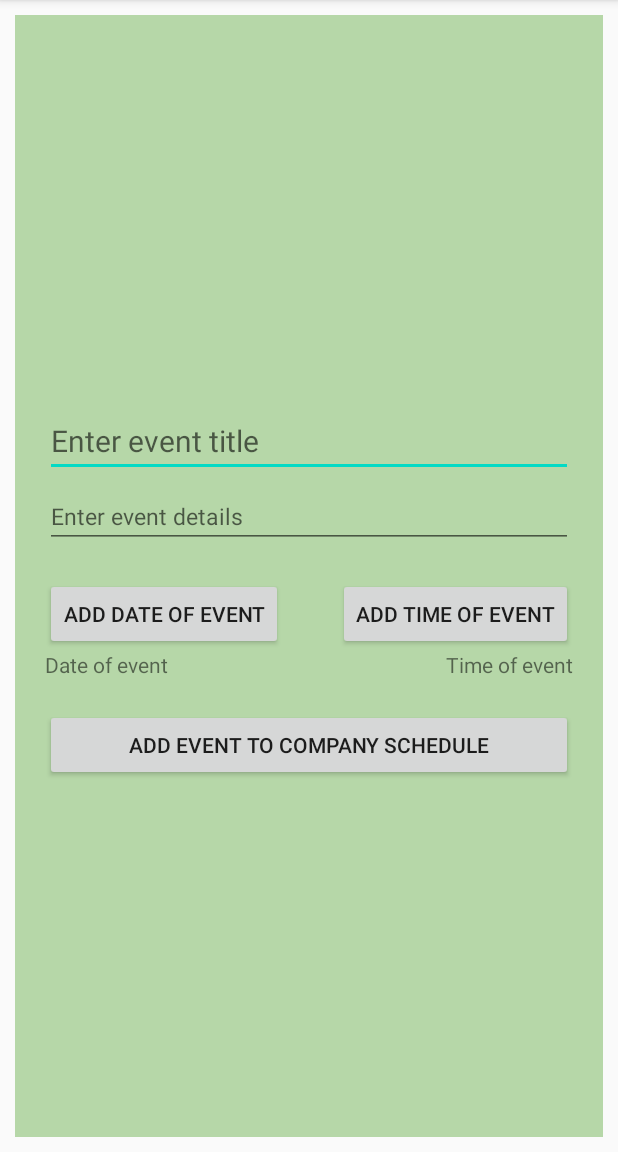
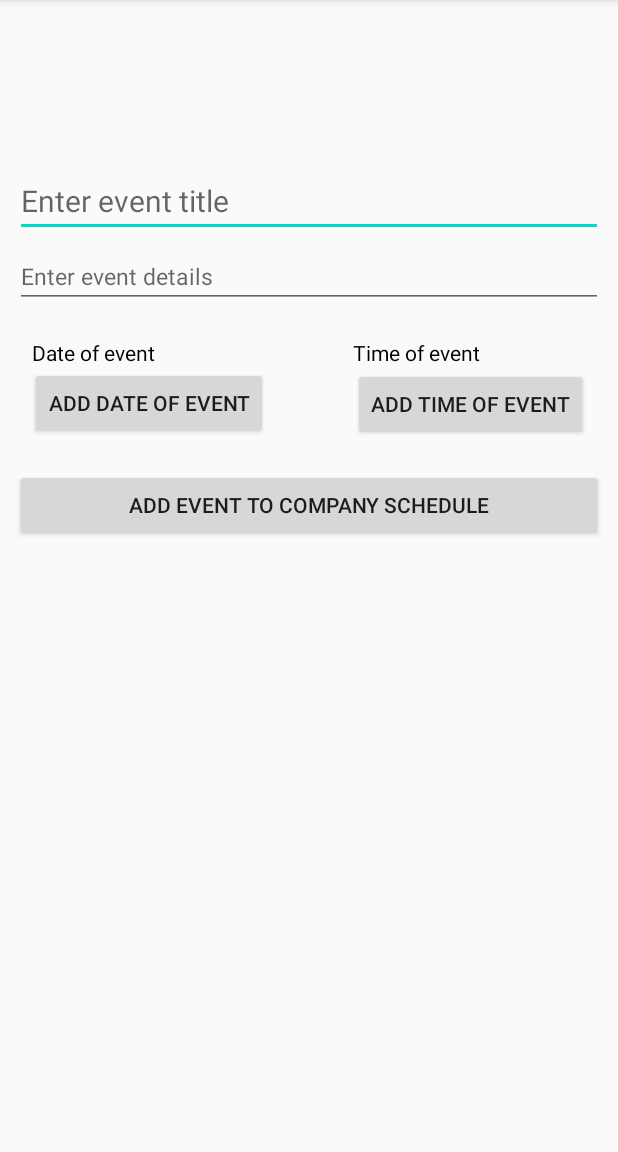
Before and after one commit to Phoshco/CodeExpDeez, an Android app: the AddScheduleEvent screen opened directly, with no data from a screen before it, on a phone screen of 412 x 824 dp, the part 84-1236 px from its top. Run offline under Robolectric (Android 15) with nearby library versions, the phone set to English and light mode, and no system bars.

Commit message:
general ui without styling

```diff
--- a/app/src/main/res/layout/activity_add_announcement.xml
+++ b/app/src/main/res/layout/activity_add_announcement.xml
@@ -15,7 +15,6 @@
         android:layout_width="match_parent"
         android:layout_height="match_parent"
         android:layout_gravity="center"
-        android:background="#b6d7a8"
         android:orientation="vertical"
         android:paddingLeft="20dp"
         android:paddingRight="20dp"
@@ -42,7 +41,7 @@
             android:hint="Enter message here"
             android:textColor="@color/black"
             android:textSize="15sp"
-            android:paddingTop="150dp"/>
+            android:paddingTop="25dp"/>
 
 
         <Button
@@ -50,7 +49,7 @@
             android:layout_height="wrap_content"
             android:id="@+id/addAnnouncement"
             android:text="Add announcement"
-            android:layout_marginTop="50dp"/>
+            android:layout_marginTop="30dp"/>
 
     </LinearLayout>
 
--- a/app/src/main/res/layout/activity_add_schedule_event.xml
+++ b/app/src/main/res/layout/activity_add_schedule_event.xml
@@ -1,5 +1,5 @@
 <?xml version="1.0" encoding="utf-8"?>
-<LinearLayout xmlns:android="http://schemas.android.com/apk/res/android"
+<androidx.constraintlayout.widget.ConstraintLayout xmlns:android="http://schemas.android.com/apk/res/android"
     xmlns:app="http://schemas.android.com/apk/res-auto"
     xmlns:tools="http://schemas.android.com/tools"
     android:layout_width="match_parent"
@@ -11,17 +11,16 @@
     android:paddingBottom="10dp"
     tools:context=".AddScheduleEvent">
 
-    <LinearLayout
+
+
+    <TextView
+        android:id="@+id/space"
         android:layout_width="match_parent"
-        android:layout_height="match_parent"
-        android:layout_gravity="center"
-        android:background="#b6d7a8"
-        android:orientation="vertical"
-        android:paddingLeft="20dp"
-        android:paddingRight="20dp"
-        android:paddingTop="20dp"
-        android:paddingBottom="50dp"
-        >
+        android:layout_height="100dp"
+        app:layout_constraintStart_toStartOf="parent"
+        app:layout_constraintTop_toTopOf="parent"
+
+        />
 
     <EditText
         android:id="@+id/title"
@@ -31,7 +30,8 @@
         android:hint="Enter event title"
         android:textColor="@color/black"
         android:textSize="20sp"
-            android:paddingTop="250dp"/>
+        app:layout_constraintTop_toBottomOf="@+id/space"
+        />
 
     <EditText
         android:id="@+id/details"
@@ -42,67 +42,68 @@
         android:hint="Enter event details"
         android:textColor="@color/black"
         android:textSize="15sp"
-            android:paddingTop="15dp"/>
+        android:paddingTop="15dp"
+        app:layout_constraintTop_toBottomOf="@id/title"
+        />
 
-        <LinearLayout
-            android:layout_width="match_parent"
+    <TextView
+        android:id="@+id/showdate"
+        android:layout_width="wrap_content"
         android:layout_height="wrap_content"
-            android:orientation="horizontal">
+        android:layout_marginTop="20dp"
+        android:text="Date of event"
+        android:textColor="@color/black"
+        android:layout_marginLeft="11dp"
+        app:layout_constraintTop_toBottomOf="@id/details"
+        app:layout_constraintBottom_toTopOf="@id/date"
+        app:layout_constraintStart_toStartOf="parent"
+        />
 
     <Button
+        android:id="@+id/date"
         android:layout_width="wrap_content"
         android:layout_height="wrap_content"
-                android:id="@+id/date"
         android:text="Add date of event"
-
-                android:layout_marginTop="20dp"/>
-
-            <Space
-                android:layout_width="0dp"
-                android:layout_height="0dp"
-                android:layout_weight="1" />
-
-            <Button
-                android:layout_width="wrap_content"
-                android:layout_height="wrap_content"
-                android:id="@+id/time"
-                android:text="Add time of event"
-                android:layout_marginTop="20dp"/>
-
-        </LinearLayout>
-
-        <LinearLayout
-            android:layout_width="match_parent"
-            android:layout_height="wrap_content"
-            android:orientation="horizontal">
+        android:layout_marginLeft="10dp"
+        app:layout_constraintTop_toBottomOf="@id/showdate"
+        app:layout_constraintStart_toStartOf="parent"
+        />
 
     <TextView
         android:layout_width="wrap_content"
         android:layout_height="wrap_content"
-                android:id="@+id/showdate"
-                android:text="Date of event"/>
+        android:layout_marginTop="20dp"
+        android:id="@+id/showtime"
+        android:text="Time of event"
+        android:textColor="@color/black"
+        app:layout_constraintTop_toBottomOf="@id/details"
+        app:layout_constraintBottom_toTopOf="@id/time"
+        app:layout_constraintLeft_toLeftOf="@id/time"
 
-            <Space
-                android:layout_width="0dp"
-                android:layout_height="0dp"
-                android:layout_weight="1" />
+        />
 
-            <TextView
+
+    <Button
+        android:id="@+id/time"
         android:layout_width="wrap_content"
         android:layout_height="wrap_content"
-                android:id="@+id/showtime"
-                android:text="Time of event"/>
+        android:layout_marginRight="10dp"
+        android:text="Add time of event"
+        android:layout_marginBottom="19dp"
+        android:layout_marginLeft="10dp"
+        app:layout_constraintEnd_toEndOf="parent"
+        app:layout_constraintBottom_toTopOf="@id/addEvent"
+        app:layout_constraintLeft_toRightOf="@id/date"
+        app:layout_constraintTop_toBottomOf="@id/showtime" />
 
-
-        </LinearLayout>
 
     <Button
         android:layout_width="match_parent"
         android:layout_height="wrap_content"
         android:id="@+id/addEvent"
         android:text="Add event to company schedule"
-            android:layout_marginTop="20dp"/>
+        android:layout_marginTop="20dp"
+        app:layout_constraintTop_toBottomOf="@id/date"/>
 
-    </LinearLayout>
 
-</LinearLayout>
+</androidx.constraintlayout.widget.ConstraintLayout>
--- a/app/src/main/res/layout/activity_announcement.xml
+++ b/app/src/main/res/layout/activity_announcement.xml
@@ -16,7 +16,7 @@
         android:layout_height="wrap_content"
         android:id="@+id/remove"
         android:text="Delete announcements (Tap on title)"
-        android:paddingBottom="5dp"
+        android:padding="5dp"
         android:gravity="center" />
 
     <androidx.recyclerview.widget.RecyclerView
```
Also changed, not shown: app/src/main/res/drawable/ic_baseline_lock_open_24.xml (added, +10 -0 lines), app/src/main/res/drawable/ic_baseline_person_outline_24.xml (added, +10 -0 lines), app/src/main/res/layout/activity_emart.xml (+19 -21 lines), app/src/main/res/layout/activity_launch.xml (+22 -30 lines), app/src/main/res/layout/activity_login.xml (+16 -23 lines), app/src/main/res/layout/activity_profile.xml (+6 -5 lines), app/src/main/res/layout/activity_register.xml (+22 -20 lines), app/src/main/res/layout/activity_schedule.xml (+5 -5 lines), app/src/main/res/layout/announcement_item.xml (+9 -9 lines), app/src/main/res/layout/event_items.xml (+9 -9 lines), app/src/main/res/layout/search_result_box.xml (+18 -31 lines). Lines whose indentation alone changed are shown as unchanged.
